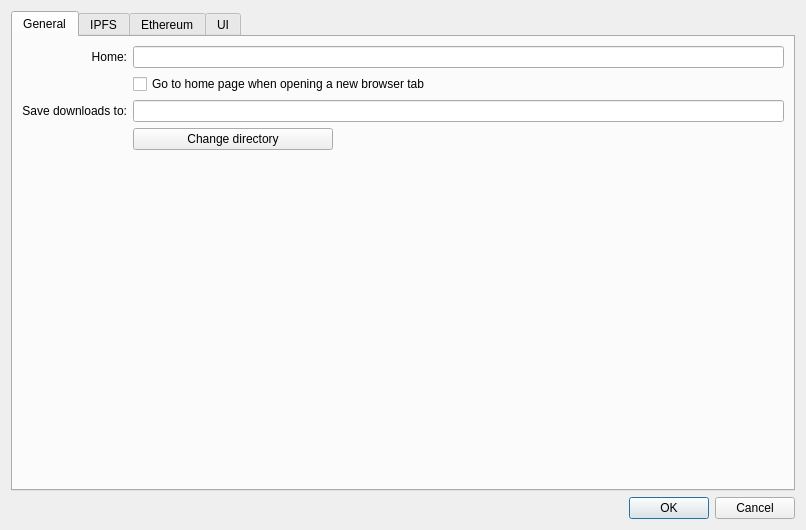
This is galacteek/ui/settings.ui in pinnaculum/galacteek as Qt 5 draws it before an edit. The edited form follows.
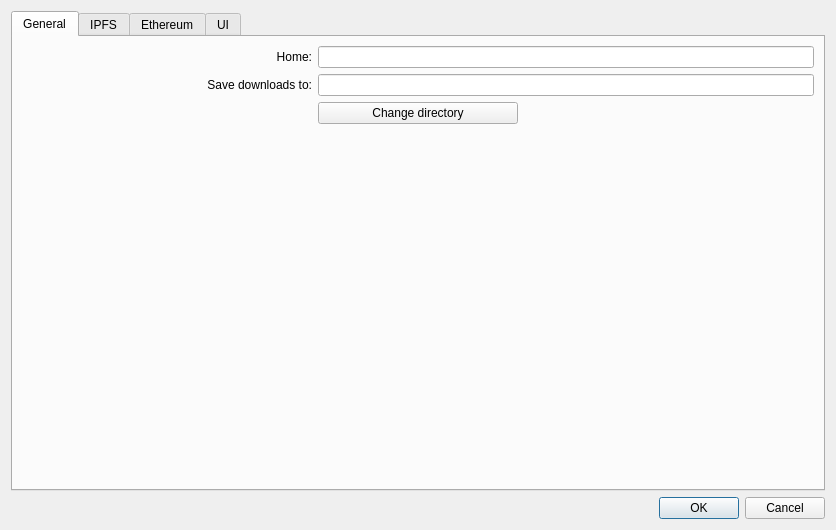
This is the edited form. The open tabs and pages were chosen to show the change. Icons and pictures are not drawn.

Diff of the .ui file:
```diff
--- a/galacteek/ui/settings.ui
+++ b/galacteek/ui/settings.ui
@@ -6,7 +6,7 @@
    <rect>
     <x>0</x>
     <y>0</y>
-    <width>806</width>
+    <width>836</width>
     <height>530</height>
    </rect>
   </property>
@@ -28,32 +28,6 @@
        <string>General</string>
       </attribute>
       <layout class="QGridLayout" name="gridLayout_4">
-       <item row="5" column="1" colspan="2">
-        <widget class="QLineEdit" name="downloadsLocation"/>
-       </item>
-       <item row="2" column="2">
-        <spacer name="horizontalSpacer">
-         <property name="orientation">
-          <enum>Qt::Horizontal</enum>
-         </property>
-         <property name="sizeHint" stdset="0">
-          <size>
-           <width>280</width>
-           <height>18</height>
-          </size>
-         </property>
-        </spacer>
-       </item>
-       <item row="1" column="0">
-        <widget class="QLabel" name="label_3">
-         <property name="text">
-          <string>Home:</string>
-         </property>
-         <property name="alignment">
-          <set>Qt::AlignRight|Qt::AlignTrailing|Qt::AlignVCenter</set>
-         </property>
-        </widget>
-       </item>
        <item row="1" column="1" colspan="2">
         <widget class="QLineEdit" name="home">
          <property name="minimumSize">
@@ -64,14 +38,17 @@
          </property>
         </widget>
        </item>
-       <item row="2" column="1">
-        <widget class="QCheckBox" name="goToHomePageOnOpen">
+       <item row="1" column="0">
+        <widget class="QLabel" name="label_3">
          <property name="text">
-          <string>Go to home page when opening a new browser tab</string>
+          <string>Home:</string>
+         </property>
+         <property name="alignment">
+          <set>Qt::AlignRight|Qt::AlignTrailing|Qt::AlignVCenter</set>
          </property>
         </widget>
        </item>
-       <item row="7" column="1" colspan="2">
+       <item row="6" column="1" colspan="2">
         <spacer>
          <property name="orientation">
           <enum>Qt::Vertical</enum>
@@ -84,17 +61,7 @@
          </property>
         </spacer>
        </item>
-       <item row="5" column="0">
-        <widget class="QLabel" name="label_7">
-         <property name="text">
-          <string>Save downloads to:</string>
-         </property>
-         <property name="alignment">
-          <set>Qt::AlignRight|Qt::AlignTrailing|Qt::AlignVCenter</set>
-         </property>
-        </widget>
-       </item>
-       <item row="6" column="1">
+       <item row="5" column="1">
         <widget class="QPushButton" name="changeDownloadsPathButton">
          <property name="maximumSize">
           <size>
@@ -107,6 +74,19 @@
          </property>
         </widget>
        </item>
+       <item row="4" column="0">
+        <widget class="QLabel" name="label_7">
+         <property name="text">
+          <string>Save downloads to:</string>
+         </property>
+         <property name="alignment">
+          <set>Qt::AlignRight|Qt::AlignTrailing|Qt::AlignVCenter</set>
+         </property>
+        </widget>
+       </item>
+       <item row="4" column="1" colspan="2">
+        <widget class="QLineEdit" name="downloadsLocation"/>
+       </item>
       </layout>
      </widget>
      <widget class="QWidget" name="tab_6">
```
